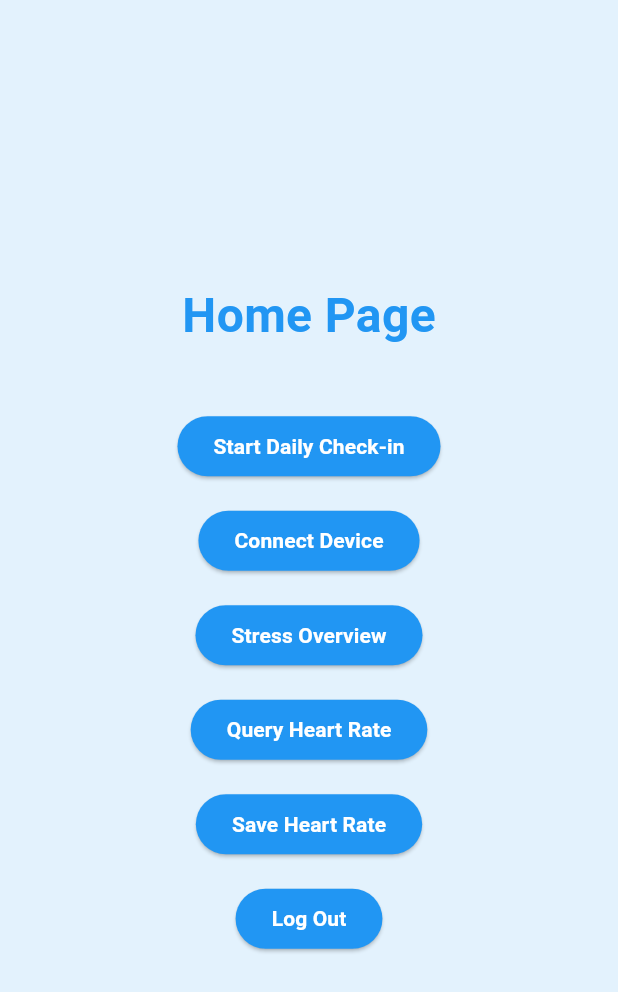
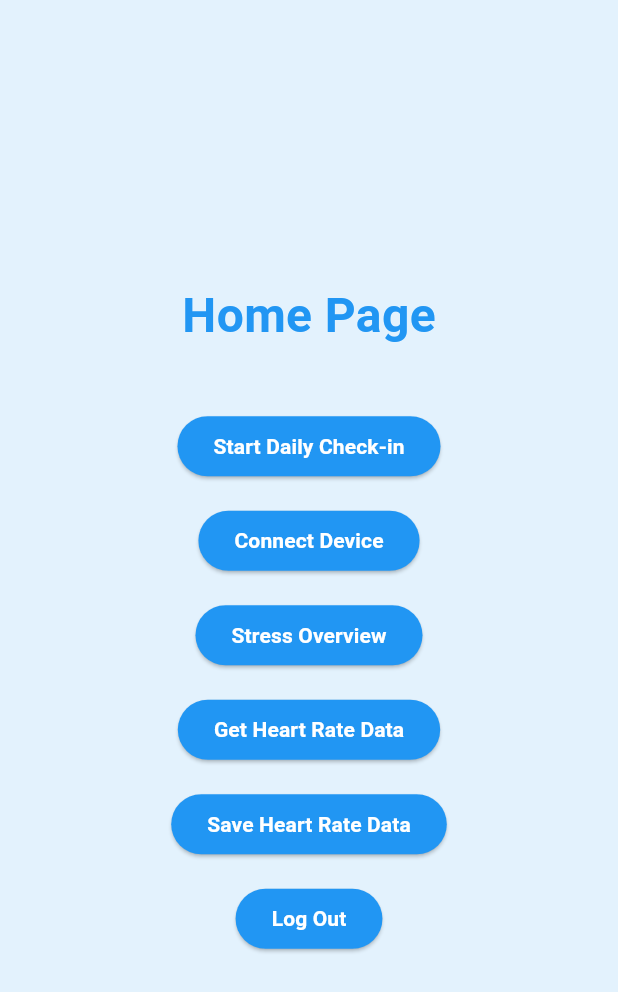
Before and after one commit to Katez17/SAT5317-Lab-3, a Flutter app: the screen it shows after launch, after a tap on the "arrow forward" icon, on a phone screen of 412 x 824 dp. Shown: the top 992 px of the screen. Run offline on Flutter 3.47's test engine with Material 3 defaults, Android fonts, the phone set to English and light mode, and no system bars.

Commit message:
Update home_page.dart

```diff
--- a/lib/home_page.dart
+++ b/lib/home_page.dart
@@ -1,7 +1,24 @@
 import 'package:flutter/material.dart';
+import 'fitbit_service.dart'; // make sure the path is correct
 
-class HomePage extends StatelessWidget {
+class HomePage extends StatefulWidget {
   const HomePage({super.key});
+
+  @override
+  State<HomePage> createState() => _HomePageState();
+}
+
+class _HomePageState extends State<HomePage> {
+  @override
+  void initState() {
+    super.initState();
+    _refreshTokenOnStart();
+  }
+
+  void _refreshTokenOnStart() async {
+    await FitbitService.refreshFitbitToken();
+    print("✅ Fitbit token refresh attempted on HomePage load.");
+  }
 
   @override
   Widget build(BuildContext context) {
@@ -12,7 +29,6 @@ class HomePage extends StatelessWidget {
           child: Column(
             mainAxisAlignment: MainAxisAlignment.center,
             children: [
-              // Home Page Text
               const Text(
                 'Home Page',
                 style: TextStyle(
@@ -22,8 +38,6 @@ class HomePage extends StatelessWidget {
                 ),
               ),
               const SizedBox(height: 40),
-
-              // Start Daily Check-in Button
               ElevatedButton(
                 style: ElevatedButton.styleFrom(
                   backgroundColor: Colors.blue,
@@ -40,8 +54,6 @@ class HomePage extends StatelessWidget {
                 ),
               ),
               const SizedBox(height: 15),
-
-              // Connect Device Button
               ElevatedButton(
                 style: ElevatedButton.styleFrom(
                   backgroundColor: Colors.blue,
@@ -58,8 +70,6 @@ class HomePage extends StatelessWidget {
                 ),
               ),
               const SizedBox(height: 15),
-
-              // Stress Overview Button
               ElevatedButton(
                 style: ElevatedButton.styleFrom(
                   backgroundColor: Colors.blue,
@@ -76,8 +86,6 @@ class HomePage extends StatelessWidget {
                 ),
               ),
               const SizedBox(height: 15),
-
-              // Query Heart Rate Button
               ElevatedButton(
                 style: ElevatedButton.styleFrom(
                   backgroundColor: Colors.blue,
@@ -86,7 +94,7 @@ class HomePage extends StatelessWidget {
                   Navigator.pushNamed(context, '/query-heart-rate');
                 },
                 child: const Text(
-                  'Query Heart Rate',
+                  'Get Heart Rate Data',
                   style: TextStyle(
                     color: Colors.white,
                     fontWeight: FontWeight.bold,
@@ -94,8 +102,6 @@ class HomePage extends StatelessWidget {
                 ),
               ),
               const SizedBox(height: 15),
-
-              // ✅ Save Heart Rate Button (NEW)
               ElevatedButton(
                 style: ElevatedButton.styleFrom(
                   backgroundColor: Colors.blue,
@@ -104,7 +110,7 @@ class HomePage extends StatelessWidget {
                   Navigator.pushNamed(context, '/save-heart-rate');
                 },
                 child: const Text(
-                  'Save Heart Rate',
+                  'Save Heart Rate Data',
                   style: TextStyle(
                     color: Colors.white,
                     fontWeight: FontWeight.bold,
@@ -112,8 +118,6 @@ class HomePage extends StatelessWidget {
                 ),
               ),
               const SizedBox(height: 15),
-
-              // Log Out Button
               ElevatedButton(
                 style: ElevatedButton.styleFrom(
                   backgroundColor: Colors.blue,
```
